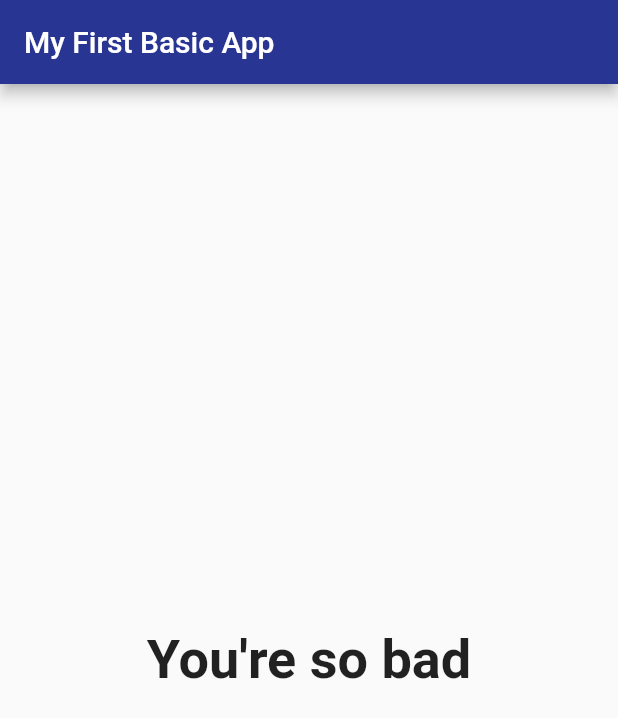
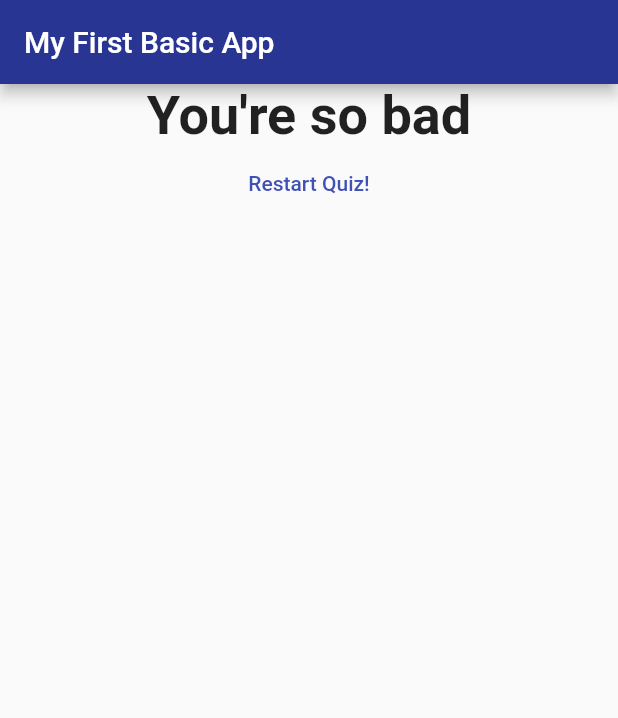
Before and after one commit to PierluigiBarocci/flutter_quiz_app, a Flutter app: the screen it shows after launch, after a tap on "Black", after a tap on "Snake", after a tap on "Max", on a phone screen of 412 x 824 dp. Shown: the top 718 px of the screen. Run offline on Flutter 3.47's test engine with Material 2 defaults, Android fonts, the phone set to English and light mode, and no system bars.

```diff
--- a/lib/main.dart
+++ b/lib/main.dart
@@ -68,6 +68,13 @@ class _HomeState extends State<Home> {
     });
   }
 
+  void _resetQuiz() {
+    setState(() {
+      _questionIndex = 0;
+      _totalScore = 0;
+    });
+  }
+
   @override
   Widget build(BuildContext context) {
     return Scaffold(
@@ -81,7 +88,7 @@ class _HomeState extends State<Home> {
               questions: _questions,
               questionIndex: _questionIndex,
             )
-          : Result(_totalScore),
+          : Result(_totalScore, _resetQuiz),
     );
   }
 }
--- a/lib/result.dart
+++ b/lib/result.dart
@@ -2,8 +2,9 @@ import 'package:flutter/material.dart';
 
 class Result extends StatelessWidget {
   final int resultScore;
+  final Function resetAll;
 
-  Result(this.resultScore);
+  Result(this.resultScore, this.resetAll);
 
   String get resultPhrase {
     String resultText;
@@ -22,7 +23,9 @@ class Result extends StatelessWidget {
   @override
   Widget build(BuildContext context) {
     return Center(
-      child: Text(
+      child: Column(
+        children: <Widget>[
+          Text(
             resultPhrase,
             style: TextStyle(
               fontSize: 36,
@@ -30,6 +33,14 @@ class Result extends StatelessWidget {
             ),
             textAlign: TextAlign.center,
           ),
+          TextButton(
+              style: TextButton.styleFrom(
+                primary: Colors.indigo,
+              ),
+              onPressed: resetAll,
+              child: Text('Restart Quiz!'))
+        ],
+      ),
     );
   }
 }
```
Lines whose indentation alone changed are shown as unchanged.
